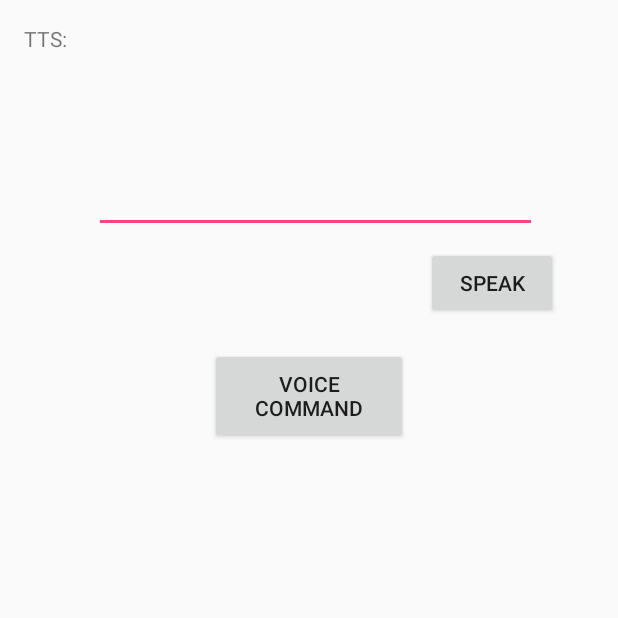
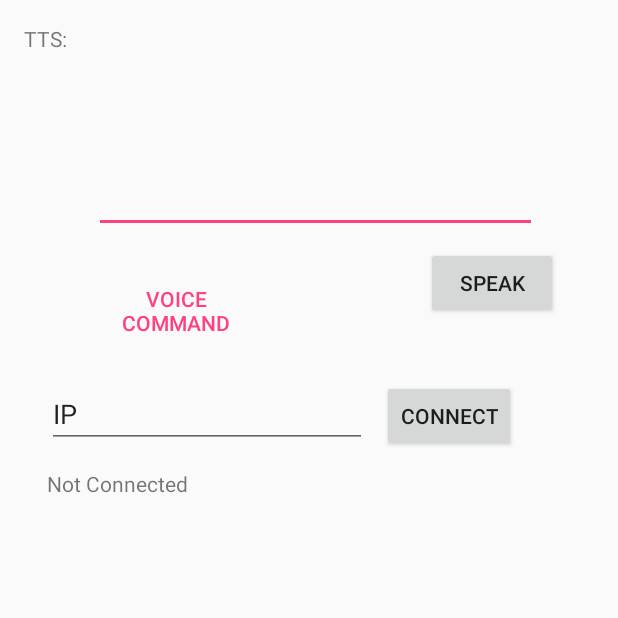
Before and after one commit to SpencerCornish/CSCI455-Robotics, an Android app: the screen it shows after launch (MainActivity), on a phone screen of 412 x 824 dp, the top half of it. Run offline under Robolectric (Android 15) with nearby library versions, the phone set to English and light mode, and no system bars.

Commit message:
All stuff

```diff
--- a/android/app/src/main/java/com/example/spencercornish/roboticsapp/MainActivity.java
+++ b/android/app/src/main/java/com/example/spencercornish/roboticsapp/MainActivity.java
@@ -1,5 +1,6 @@
 package com.example.spencercornish.roboticsapp;
 
+import java.net.Socket;
 import java.util.Locale;
 
 import android.os.Bundle;
@@ -21,6 +22,7 @@ public class MainActivity extends Activity {
 
     String text;
     EditText et;
+    EditText ip;
     TextToSpeech tts;
     TextView speechResult;
     private final int REQ_CODE_SPEECH_INPUT = 100;
@@ -31,6 +33,8 @@ public class MainActivity extends Activity {
         setContentView(R.layout.activity_main);
 
         et=findViewById(R.id.ttsInput);
+        ip=findViewById(R.id.IpBox);
+
         speechResult=findViewById(R.id.textView2);
 
         tts=new TextToSpeech(MainActivity.this, new TextToSpeech.OnInitListener() {
@@ -59,6 +63,13 @@ public class MainActivity extends Activity {
 
     public void onListenClick(View v){
         promptSpeechInput();
+    }
+
+    public void onConnectClick(View v) {
+        Net net = new Net(8082, ip.getText().toString(), 8081 );
+        net.start();
+        net.sendData("Hello");
+
     }
 
     private void promptSpeechInput() {
--- a/android/app/src/main/res/layout/activity_main.xml
+++ b/android/app/src/main/res/layout/activity_main.xml
@@ -56,17 +56,54 @@
 
     <Button
         android:id="@+id/voiceCommandButton"
+        style="@style/Widget.AppCompat.Button.Borderless.Colored"
         android:layout_width="132dp"
         android:layout_height="64dp"
-        android:layout_marginEnd="126dp"
-        android:layout_marginLeft="126dp"
-        android:layout_marginRight="126dp"
-        android:layout_marginStart="126dp"
-        android:layout_marginTop="19dp"
+        android:layout_marginEnd="200dp"
+        android:layout_marginLeft="2dp"
+        android:layout_marginRight="200dp"
+        android:layout_marginStart="2dp"
+        android:layout_marginTop="20dp"
         android:onClick="onListenClick"
         android:text="Voice Command"
         app:layout_constraintEnd_toEndOf="parent"
+        app:layout_constraintHorizontal_bias="0.0"
+        app:layout_constraintStart_toEndOf="@+id/textView2"
+        app:layout_constraintTop_toBottomOf="@+id/ttsInput" />
+
+    <EditText
+        android:id="@+id/IpBox"
+        android:layout_width="wrap_content"
+        android:layout_height="wrap_content"
+        android:layout_marginLeft="31dp"
+        android:layout_marginStart="31dp"
+        android:layout_marginTop="14dp"
+        android:ems="10"
+        android:inputType="textPersonName"
+        android:text="IP"
         app:layout_constraintStart_toStartOf="parent"
-        app:layout_constraintTop_toBottomOf="@+id/speakText" />
+        app:layout_constraintTop_toBottomOf="@+id/voiceCommandButton" />
+
+    <Button
+        android:id="@+id/ConnectButton"
+        android:layout_width="wrap_content"
+        android:layout_height="wrap_content"
+        android:layout_marginLeft="10dp"
+        android:layout_marginStart="10dp"
+        android:layout_marginTop="14dp"
+        android:text="Connect"
+        app:layout_constraintStart_toEndOf="@+id/IpBox"
+        app:layout_constraintTop_toBottomOf="@+id/voiceCommandButton" />
+
+    <TextView
+        android:id="@+id/textView3"
+        android:layout_width="wrap_content"
+        android:layout_height="wrap_content"
+        android:layout_marginLeft="31dp"
+        android:layout_marginStart="31dp"
+        android:layout_marginTop="14dp"
+        android:text="Not Connected"
+        app:layout_constraintStart_toStartOf="parent"
+        app:layout_constraintTop_toBottomOf="@+id/IpBox" />
 
 </android.support.constraint.ConstraintLayout>
```
Also changed, not shown: android/app/src/main/java/com/example/spencercornish/roboticsapp/Net.java (+14 -17 lines).
